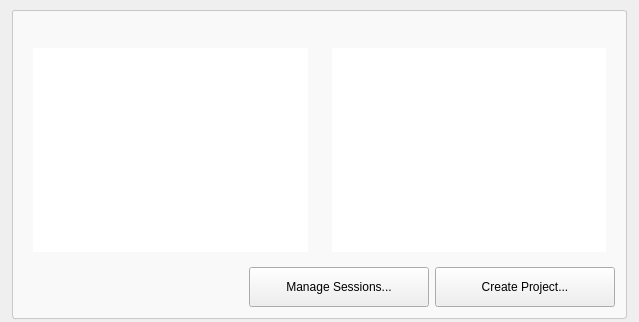
Old version of the form src/plugins/projectexplorer/projectwelcomepagewidget.ui in the repository qt-creator/qt-creator.
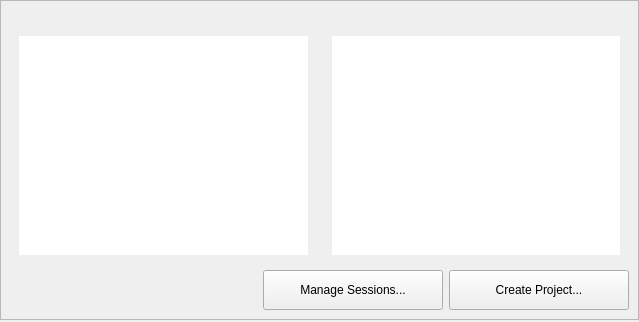
New version of the form. Icons and pictures are not drawn. Custom widgets are drawn as their Qt base class.

Commit message:
Updated layouts for welcome screen
Got rid of the inner frame to make things look more
tab-like and less cluttered.

```diff
--- a/src/plugins/projectexplorer/projectwelcomepagewidget.ui
+++ b/src/plugins/projectexplorer/projectwelcomepagewidget.ui
@@ -14,8 +14,14 @@
    <string>Form</string>
   </property>
   <layout class="QVBoxLayout" name="verticalLayout">
+   <property name="leftMargin">
+    <number>0</number>
+   </property>
    <property name="topMargin">
-    <number>9</number>
+    <number>0</number>
+   </property>
+   <property name="rightMargin">
+    <number>0</number>
    </property>
    <property name="bottomMargin">
     <number>2</number>
@@ -23,13 +29,7 @@
    <item>
     <widget class="QFrame" name="frame">
      <property name="styleSheet">
-      <string notr="true">#frame{
-   border: 1px solid #c9c9c9;
-   border-radius: 3px;
-   padding: 2px;
-   background: #f9f9f9;
-   margin: 1px;
-}</string>
+      <string notr="true"/>
      </property>
      <property name="frameShape">
       <enum>QFrame::StyledPanel</enum>
```
Left out of the diff: 8 changed lines with no effect on the pictures. The commit also changes 4 other files.
